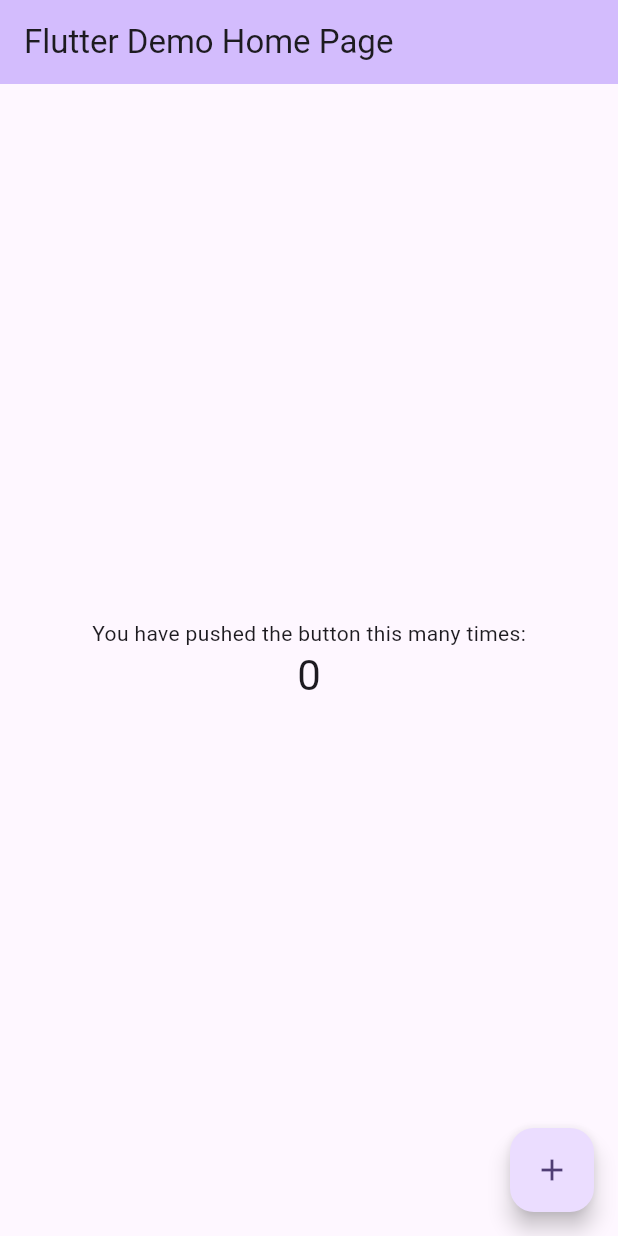
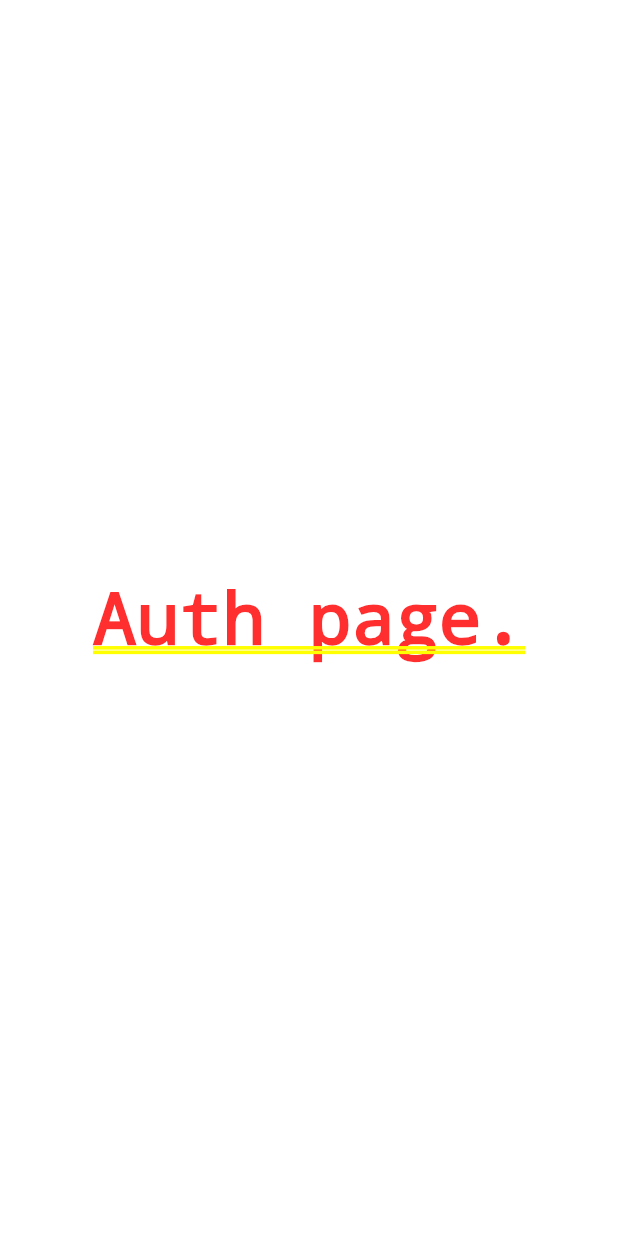
Before and after one commit to SebastijanKokai/BookNest, a Flutter app: the screen it shows after launch, on a phone screen of 412 x 824 dp. Run offline on Flutter 3.47's test engine with Material 3 defaults, Android fonts, the phone set to English and light mode, and no system bars; our stand-ins replace go_router.

Commit message:
Add go_router dependency; Add auth, dashboard and book_club GoRoutes; Use GoRouter when starting the app

```diff
--- /dev/null
+++ b/lib/core/router/router.dart
@@ -0,0 +1,18 @@
+import 'package:book_nest/core/router/routes.dart';
+import 'package:book_nest/features/auth/auth_page.dart';
+import 'package:go_router/go_router.dart';
+
+final router = GoRouter(initialLocation: NavPaths.authPage.path, routes: [
+  GoRoute(
+    path: NavPaths.authPage.path,
+    builder: (context, state) {
+      return const AuthPage();
+    },
+  ),
+  GoRoute(
+    path: NavPaths.dashboardPage.path,
+    builder: (context, state) {
+      return const AuthPage();
+    },
+  ),
+]);
--- /dev/null
+++ b/lib/features/auth/auth_page.dart
@@ -0,0 +1,12 @@
+import 'package:flutter/material.dart';
+
+class AuthPage extends StatelessWidget {
+  const AuthPage({super.key});
+
+  @override
+  Widget build(BuildContext context) {
+    return const Center(
+      child: Text("Auth page."),
+    );
+  }
+}
--- a/lib/main.dart
+++ b/lib/main.dart
@@ -1,125 +1,17 @@
+import 'package:book_nest/core/router/router.dart';
 import 'package:flutter/material.dart';
 
 void main() {
-  runApp(const MyApp());
+  runApp(const BookNestApp());
 }
 
-class MyApp extends StatelessWidget {
-  const MyApp({super.key});
+class BookNestApp extends StatelessWidget {
+  const BookNestApp({super.key});
 
-  // This widget is the root of your application.
   @override
   Widget build(BuildContext context) {
-    return MaterialApp(
-      title: 'Flutter Demo',
-      theme: ThemeData(
-        // This is the theme of your application.
-        //
-        // TRY THIS: Try running your application with "flutter run". You'll see
-        // the application has a purple toolbar. Then, without quitting the app,
-        // try changing the seedColor in the colorScheme below to Colors.green
-        // and then invoke "hot reload" (save your changes or press the "hot
-        // reload" button in a Flutter-supported IDE, or press "r" if you used
-        // the command line to start the app).
-        //
-        // Notice that the counter didn't reset back to zero; the application
-        // state is not lost during the reload. To reset the state, use hot
-        // restart instead.
-        //
-        // This works for code too, not just values: Most code changes can be
-        // tested with just a hot reload.
-        colorScheme: ColorScheme.fromSeed(seedColor: Colors.deepPurple),
-        useMaterial3: true,
-      ),
-      home: const MyHomePage(title: 'Flutter Demo Home Page'),
+    return MaterialApp.router(
+      routerConfig: router,
     );
   }
 }
-
-class MyHomePage extends StatefulWidget {
-  const MyHomePage({super.key, required this.title});
-
-  // This widget is the home page of your application. It is stateful, meaning
-  // that it has a State object (defined below) that contains fields that affect
-  // how it looks.
-
-  // This class is the configuration for the state. It holds the values (in this
-  // case the title) provided by the parent (in this case the App widget) and
-  // used by the build method of the State. Fields in a Widget subclass are
-  // always marked "final".
-
-  final String title;
-
-  @override
-  State<MyHomePage> createState() => _MyHomePageState();
-}
-
-class _MyHomePageState extends State<MyHomePage> {
-  int _counter = 0;
-
-  void _incrementCounter() {
-    setState(() {
-      // This call to setState tells the Flutter framework that something has
-      // changed in this State, which causes it to rerun the build method below
-      // so that the display can reflect the updated values. If we changed
-      // _counter without calling setState(), then the build method would not be
-      // called again, and so nothing would appear to happen.
-      _counter++;
-    });
-  }
-
-  @override
-  Widget build(BuildContext context) {
-    // This method is rerun every time setState is called, for instance as done
-    // by the _incrementCounter method above.
-    //
-    // The Flutter framework has been optimized to make rerunning build methods
-    // fast, so that you can just rebuild anything that needs updating rather
-    // than having to individually change instances of widgets.
-    return Scaffold(
-      appBar: AppBar(
-        // TRY THIS: Try changing the color here to a specific color (to
-        // Colors.amber, perhaps?) and trigger a hot reload to see the AppBar
-        // change color while the other colors stay the same.
-        backgroundColor: Theme.of(context).colorScheme.inversePrimary,
-        // Here we take the value from the MyHomePage object that was created by
-        // the App.build method, and use it to set our appbar title.
-        title: Text(widget.title),
-      ),
-      body: Center(
-        // Center is a layout widget. It takes a single child and positions it
-        // in the middle of the parent.
-        child: Column(
-          // Column is also a layout widget. It takes a list of children and
-          // arranges them vertically. By default, it sizes itself to fit its
-          // children horizontally, and tries to be as tall as its parent.
-          //
-          // Column has various properties to control how it sizes itself and
-          // how it positions its children. Here we use mainAxisAlignment to
-          // center the children vertically; the main axis here is the vertical
-          // axis because Columns are vertical (the cross axis would be
-          // horizontal).
-          //
-          // TRY THIS: Invoke "debug painting" (choose the "Toggle Debug Paint"
-          // action in the IDE, or press "p" in the console), to see the
-          // wireframe for each widget.
-          mainAxisAlignment: MainAxisAlignment.center,
-          children: <Widget>[
-            const Text(
-              'You have pushed the button this many times:',
-            ),
-            Text(
-              '$_counter',
-              style: Theme.of(context).textTheme.headlineMedium,
-            ),
-          ],
-        ),
-      ),
-      floatingActionButton: FloatingActionButton(
-        onPressed: _incrementCounter,
-        tooltip: 'Increment',
-        child: const Icon(Icons.add),
-      ), // This trailing comma makes auto-formatting nicer for build methods.
-    );
-  }
-}
--- a/pubspec.yaml
+++ b/pubspec.yaml
@@ -35,6 +35,7 @@ dependencies:
   # The following adds the Cupertino Icons font to your application.
   # Use with the CupertinoIcons class for iOS style icons.
   cupertino_icons: ^1.0.8
+  go_router: ^14.4.1
 
 dev_dependencies:
   flutter_test:
```
Also changed, not shown: lib/core/router/routes.dart (added, +11 -0 lines), lib/features/book_club/book_club_page.dart (added, +12 -0 lines), lib/features/dashboard/dashboard_page.dart (added, +12 -0 lines), lib/features/reading_log/reading_log_page.dart (added, +12 -0 lines), pubspec.lock, 1 other file.
